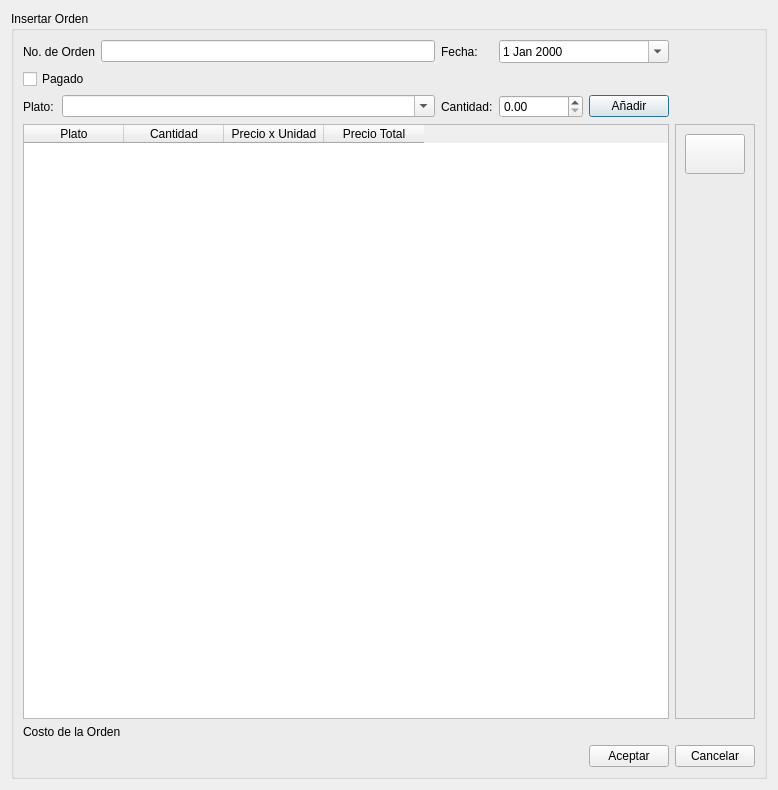
Qt form RumbaBurger/form_insertarorden.ui (yordanlp/RumbaBurger) before a commit.
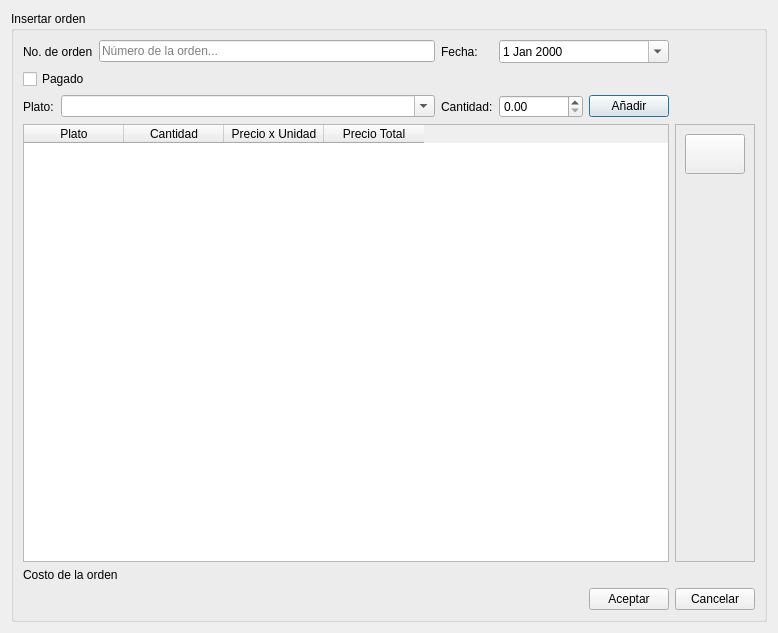
The same form after that commit. Icons and pictures are not drawn.

Diff of the .ui file:
```diff
--- a/RumbaBurger/form_insertarorden.ui
+++ b/RumbaBurger/form_insertarorden.ui
@@ -7,7 +7,7 @@
     <x>0</x>
     <y>0</y>
     <width>778</width>
-    <height>790</height>
+    <height>633</height>
    </rect>
   </property>
   <property name="windowTitle">
@@ -17,18 +17,22 @@
    <item row="0" column="0">
     <widget class="QGroupBox" name="groupBox">
      <property name="title">
-      <string>Insertar Orden</string>
+      <string>Insertar orden</string>
      </property>
      <layout class="QGridLayout" name="gridLayout_2">
       <item row="0" column="0" colspan="2">
        <widget class="QLabel" name="label">
         <property name="text">
-         <string>No. de Orden</string>
+         <string>No. de orden</string>
         </property>
        </widget>
       </item>
       <item row="0" column="2">
-       <widget class="QLineEdit" name="le_norder"/>
+       <widget class="QLineEdit" name="le_norder">
+        <property name="placeholderText">
+         <string>Número de la orden...</string>
+        </property>
+       </widget>
       </item>
       <item row="0" column="3">
        <widget class="QLabel" name="label_4">
@@ -168,7 +172,7 @@
       <item row="4" column="0" colspan="7">
        <widget class="QLabel" name="l_costo">
         <property name="text">
-         <string>Costo de la Orden</string>
+         <string>Costo de la orden</string>
         </property>
        </widget>
       </item>
```
Left out of the diff: 3 changed lines with no effect on the pictures.
